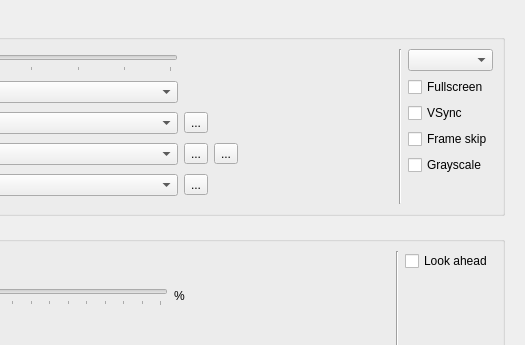
The window that ui/setupwin.ui (Volutar/xpeccy-plus) describes before a commit, drawn with Qt 5; both pictures show x 191 to 716 and y 0 to 345 of the 716 by 909 pixel window.
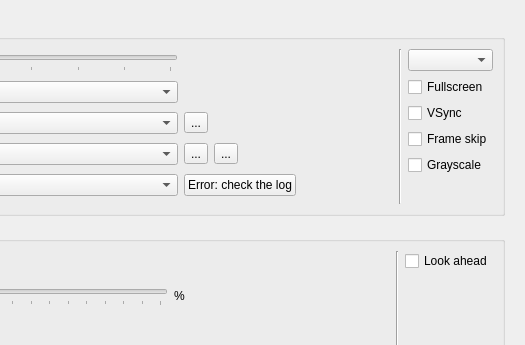
The same window after the commit. The open tabs and pages were chosen to show the change. Icons and pictures are not drawn. Custom widgets are drawn as their Qt base class.

Commit message: Options > Video: the shader's warning is a button with words, Error: check the log; its tip is the first error, whole

```diff
--- a/ui/setupwin.ui
+++ b/ui/setupwin.ui
@@ -1529,10 +1529,10 @@
                  </property>
                 </widget>
                </item>
-               <item row="4" column="2">
-                <widget class="QToolButton" name="tbShaderErr">
+               <item row="4" column="2" alignment="Qt::AlignLeft">
+                <widget class="xSideButton" name="pbShaderErr">
                  <property name="text">
-                  <string>...</string>
+                  <string>Error: check the log</string>
                  </property>
                  <property name="icon">
                   <iconset resource="../xpeccy.qrc">
```
The commit also changes 1 other file.
